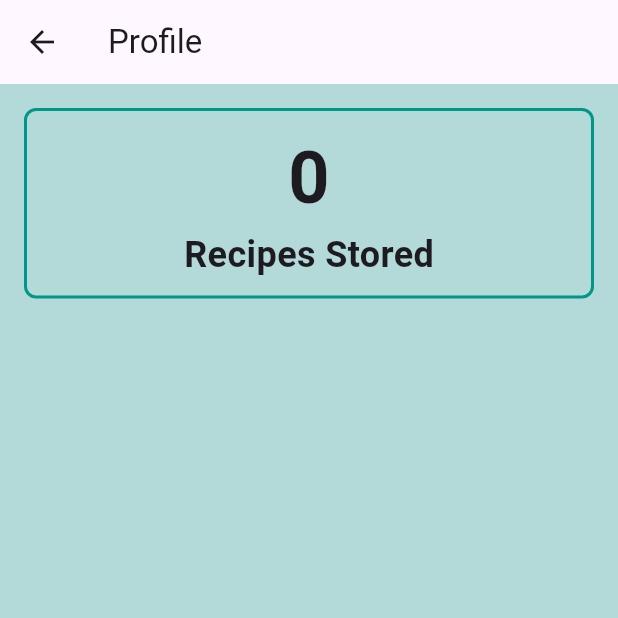
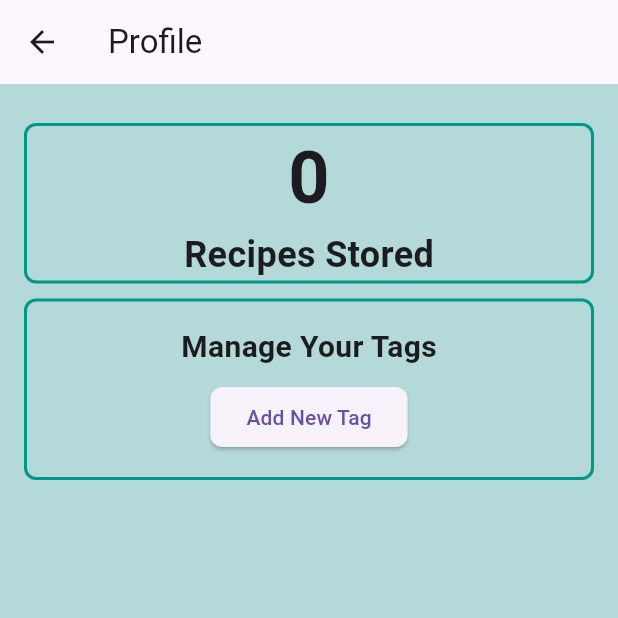
Before and after one commit to darlynvp/recipe-organizer, a Flutter app: the screen it shows after launch, item 3 of the bottom bar chosen, on a phone screen of 412 x 824 dp, the top half of it. Run offline on Flutter 3.47's test engine with Material 3 defaults, Android fonts, the phone set to English and light mode, and no system bars; network calls fail; Roboto replaces fonts that are missing (SF Pro).

```diff
--- a/lib/profile_page.dart
+++ b/lib/profile_page.dart
@@ -3,6 +3,7 @@ import 'package:flutter/material.dart';
 
 import 'recipe_manager.dart';
 import 'package:provider/provider.dart';
+import 'tag_form_page.dart';
 
 class ProfilePage extends StatefulWidget {
   const ProfilePage({Key? key}) : super(key: key);
@@ -12,6 +13,21 @@ class ProfilePage extends StatefulWidget {
 }
 
 class _ProfilePageState extends State<ProfilePage> {
+
+  late final TextEditingController _tagController;
+
+  @override
+  void initState() {
+    super.initState();
+    _tagController = TextEditingController();
+  }
+
+  @override
+  void dispose() {
+    _tagController.dispose();
+    super.dispose();
+  }
+
   @override
   Widget build(BuildContext context) {
     int recipeCount = context.watch<RecipeManager>().recipes.length;
@@ -22,16 +38,17 @@ class _ProfilePageState extends State<ProfilePage> {
         ),
         body: Padding(
           padding: const EdgeInsets.all(16.0),
+            child: Column(
+              children: [
+                Padding(
+                  padding: const EdgeInsets.only(top: 10.0, bottom: 10.0),
+                  child: Center(
                     child: Container(
+                      width: double.infinity,
                       decoration: BoxDecoration(
                         borderRadius: BorderRadius.circular(8.0),
                         border: Border.all(color: Colors.teal, width: 2.0),
                       ),
-          child: Wrap(
-            children: [
-              Padding(
-                padding: const EdgeInsets.all(10.0),
-                child: Center(
                       child: Column(
                         children: [
                           Text(
@@ -52,8 +69,56 @@ class _ProfilePageState extends State<ProfilePage> {
                       ),
                     ),
                   ),
+                ),
+                Padding(
+                  padding: const EdgeInsets.only(bottom: 10.0),
+                  child: Container(
+                    width: double.infinity,
+                    padding: const EdgeInsets.all(16.0),
+                    decoration: BoxDecoration(
+                      borderRadius: BorderRadius.circular(8.0),
+                      border: Border.all(color: Colors.teal, width: 2.0),
+                    ),
+                    child: Column(
+                      children: [
+                        Padding(
+                          padding: const EdgeInsets.only(bottom: 8.0),
+                          child: Text(
+                            'Manage Your Tags',
+                            style: TextStyle(
+                              fontSize: 20,
+                              fontWeight: FontWeight.bold,
+                            ),
+                          ),
+                        ),
+                        SizedBox(
+                          width: double.infinity,
+                          child: Column(
+                            children: [
+                              ElevatedButton(
+                                onPressed: () {
+                                  Navigator.push(
+                                    context,
+                                    MaterialPageRoute(
+                                      builder: (context) => const TagFormPage(),
+                                    ),
+                                  );
+                                },
+                                style: ElevatedButton.styleFrom(
+                                  shape: RoundedRectangleBorder(
+                                    borderRadius: BorderRadius.circular(8.0),
+                                  ),
+                                ),
+                                child: Text('Add New Tag')
+                              ),
                             ],
                           ),
+                        ),
+                      ],
+                    ),
+                  ),
+                ),
+              ],
             ),
         ),
     );
```
Also changed, not shown: lib/tag_form_page.dart (added, +85 -0 lines). Lines whose indentation alone changed are shown as unchanged.
